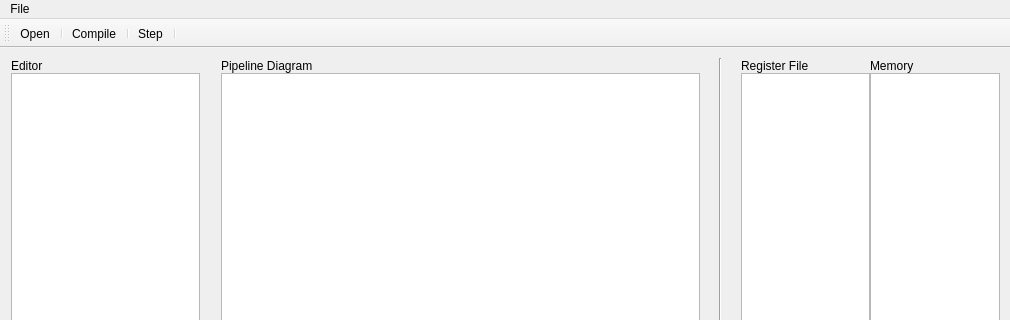
Moerafaat/PipeSquare, file mainwindow.ui: the form before one commit; both pictures show x 0 to 1010 and y 0 to 320 of the 1010 by 686 pixel window.
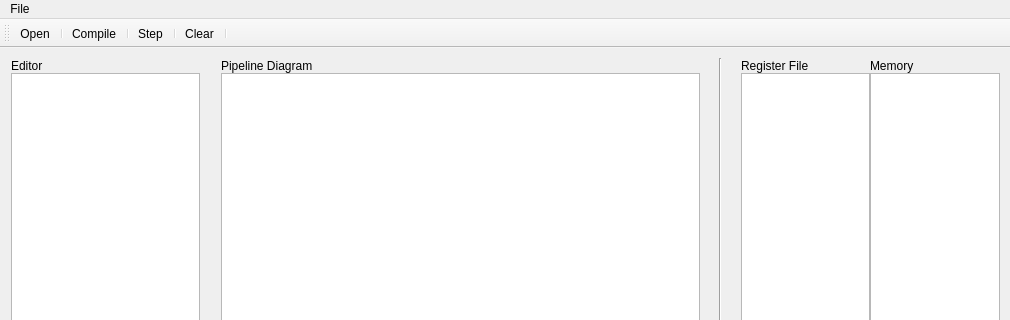
The form after the commit. Icons and pictures are not drawn.

Diff of the .ui file:
```diff
--- a/mainwindow.ui
+++ b/mainwindow.ui
@@ -308,6 +308,8 @@
    <addaction name="separator"/>
    <addaction name="actionStep"/>
    <addaction name="separator"/>
+   <addaction name="actionClear"/>
+   <addaction name="separator"/>
   </widget>
   <widget class="QStatusBar" name="statusBar"/>
   <action name="actionOpen">
@@ -337,6 +339,15 @@
     <string>Compile</string>
    </property>
   </action>
+  <action name="actionClear">
+   <property name="icon">
+    <iconset resource="resources.qrc">
+     <normaloff>:/images/eject.png</normaloff>:/images/eject.png</iconset>
+   </property>
+   <property name="text">
+    <string>Clear</string>
+   </property>
+  </action>
  </widget>
  <layoutdefault spacing="6" margin="11"/>
  <resources>
```
Left out of the diff: 1 changed line with no effect on the pictures.
